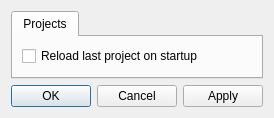
Above: Maditor/src/View/Dialogs/settingsdialog.ui from MadManRises/Madgine before the change. Below: the same form after it.
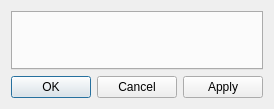
That is the form after the change.

What changed in the file:
```diff
--- a/Maditor/src/View/Dialogs/settingsdialog.ui
+++ b/Maditor/src/View/Dialogs/settingsdialog.ui
@@ -22,20 +22,6 @@
      <property name="currentIndex">
       <number>0</number>
      </property>
-     <widget class="QWidget" name="projectsTab">
-      <attribute name="title">
-       <string>Projects</string>
-      </attribute>
-      <layout class="QFormLayout" name="formLayout">
-       <item row="0" column="0">
-        <widget class="QCheckBox" name="reloadBox">
-         <property name="text">
-          <string>Reload last project on startup</string>
-         </property>
-        </widget>
-       </item>
-      </layout>
-     </widget>
     </widget>
    </item>
    <item>
```
Left out of the diff: 2 changed lines with no effect on the pictures.
